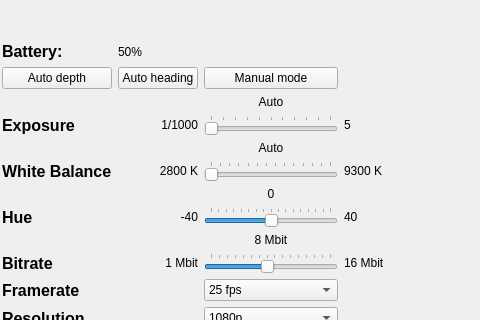
Before: the Qt Designer form blueye_controls_gui_plugin/resource/blueye_param_dashboard_gui.ui in nexuni/blueye-ros2-pkg, drawn with Qt 5; both pictures show x 112 to 592 and y 0 to 320 of the 592 by 492 pixel window.
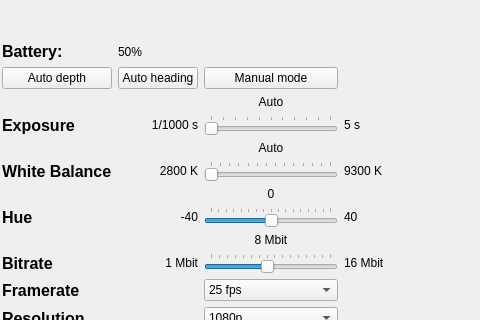
After: the same form once the commit is applied.

Patch:
```diff
--- a/blueye_controls_gui_plugin/resource/blueye_param_dashboard_gui.ui
+++ b/blueye_controls_gui_plugin/resource/blueye_param_dashboard_gui.ui
@@ -414,7 +414,7 @@
    <item row="6" column="5">
     <widget class="QLabel" name="label_9">
      <property name="text">
-      <string>5</string>
+      <string>5 s</string>
      </property>
     </widget>
    </item>
@@ -600,7 +600,7 @@
       <enum>Qt::LeftToRight</enum>
      </property>
      <property name="text">
-      <string>1/1000</string>
+      <string>1/1000 s</string>
      </property>
      <property name="alignment">
       <set>Qt::AlignRight|Qt::AlignTrailing|Qt::AlignVCenter</set>
```
